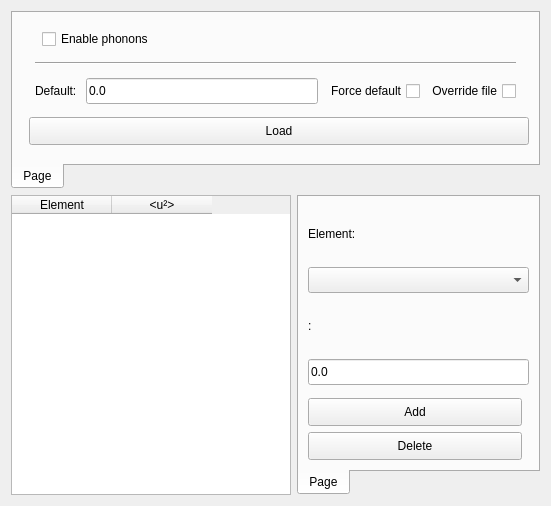
First picture: the form in src/gui/dialogs/settings/frames/thermalscatteringframe.ui, repository JJPPeters/clTEM, before the edit.
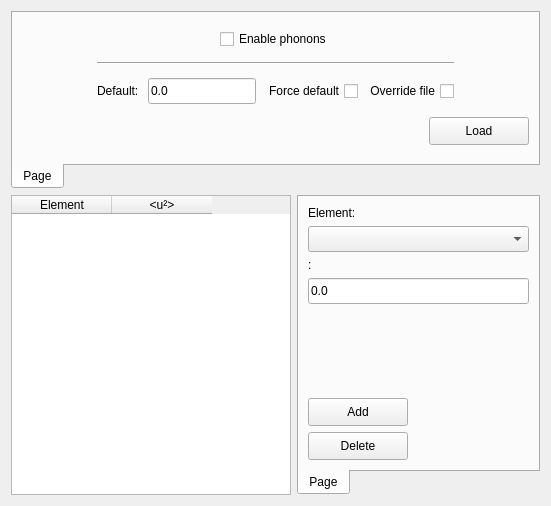
Second picture: the form after the edit. Custom widgets are drawn as their Qt base class.

Patch:
```diff
--- a/src/gui/dialogs/settings/frames/thermalscatteringframe.ui
+++ b/src/gui/dialogs/settings/frames/thermalscatteringframe.ui
@@ -132,6 +132,12 @@
            <property name="orientation">
             <enum>Qt::Horizontal</enum>
            </property>
+           <property name="sizeHint" stdset="0">
+            <size>
+             <width>0</width>
+             <height>0</height>
+            </size>
+           </property>
           </spacer>
          </item>
          <item>
@@ -146,6 +152,12 @@
            <property name="orientation">
             <enum>Qt::Horizontal</enum>
            </property>
+           <property name="sizeHint" stdset="0">
+            <size>
+             <width>0</width>
+             <height>0</height>
+            </size>
+           </property>
           </spacer>
          </item>
         </layout>
@@ -157,6 +169,12 @@
            <property name="orientation">
             <enum>Qt::Horizontal</enum>
            </property>
+           <property name="sizeHint" stdset="0">
+            <size>
+             <width>0</width>
+             <height>0</height>
+            </size>
+           </property>
           </spacer>
          </item>
          <item>
@@ -179,6 +197,12 @@
          <property name="orientation">
           <enum>Qt::Horizontal</enum>
          </property>
+         <property name="sizeHint" stdset="0">
+          <size>
+           <width>0</width>
+           <height>0</height>
+          </size>
+         </property>
         </spacer>
        </item>
        <item row="2" column="6">
@@ -186,6 +210,12 @@
          <property name="orientation">
           <enum>Qt::Horizontal</enum>
          </property>
+         <property name="sizeHint" stdset="0">
+          <size>
+           <width>0</width>
+           <height>0</height>
+          </size>
+         </property>
         </spacer>
        </item>
        <item row="2" column="5">
@@ -330,6 +360,12 @@
          <property name="orientation">
           <enum>Qt::Vertical</enum>
          </property>
+         <property name="sizeHint" stdset="0">
+          <size>
+           <width>0</width>
+           <height>0</height>
+          </size>
+         </property>
         </spacer>
        </item>
        <item>
@@ -358,6 +394,12 @@
            <property name="orientation">
             <enum>Qt::Horizontal</enum>
            </property>
+           <property name="sizeHint" stdset="0">
+            <size>
+             <width>0</width>
+             <height>0</height>
+            </size>
+           </property>
           </spacer>
          </item>
         </layout>
@@ -385,6 +427,12 @@
            <property name="orientation">
             <enum>Qt::Horizontal</enum>
            </property>
+           <property name="sizeHint" stdset="0">
+            <size>
+             <width>0</width>
+             <height>0</height>
+            </size>
+           </property>
           </spacer>
          </item>
         </layout>
```
Left out of the diff: 2 changed lines with no effect on the pictures.
